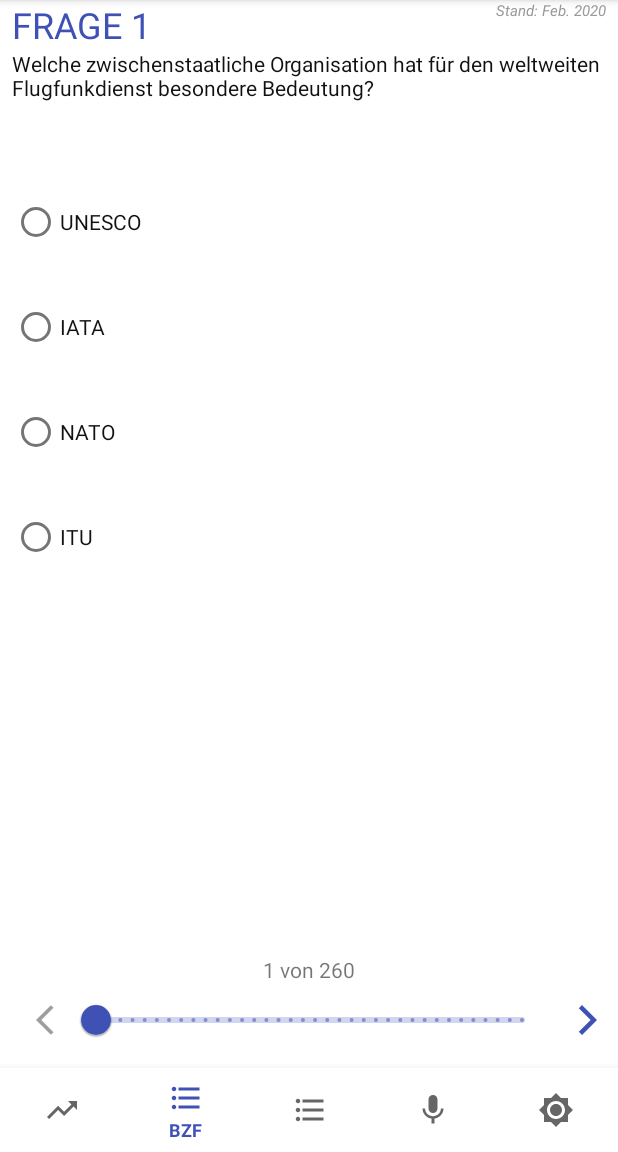
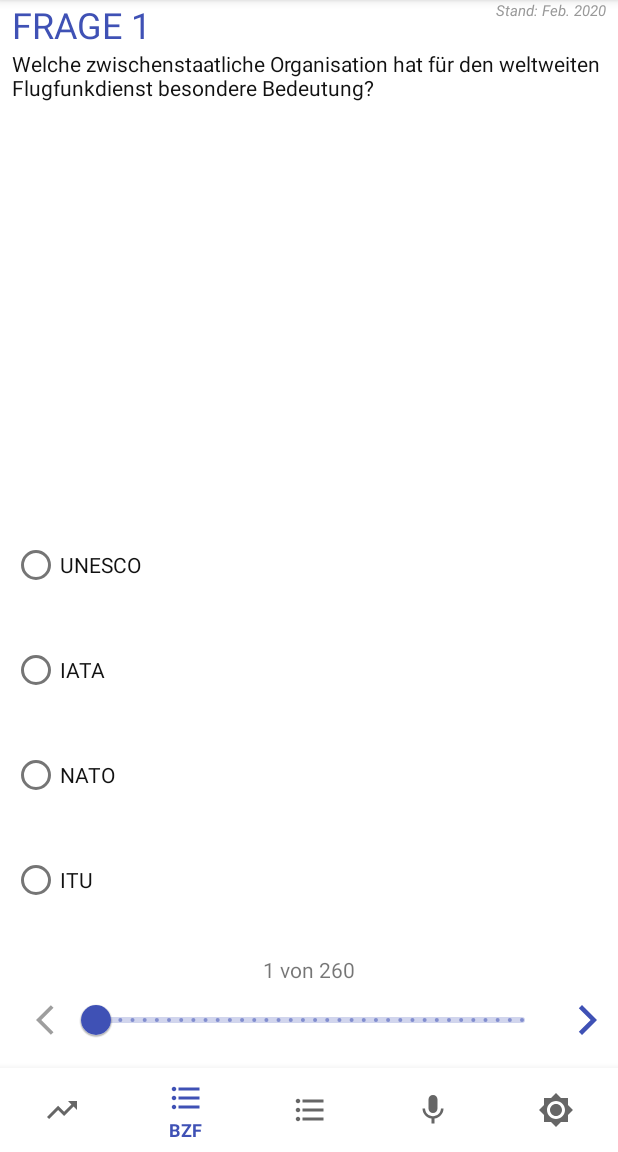
Before and after one commit to gollth/BZF-Trainer, an Android app: the screen it shows after launch (TitleActivity), item 2 of the bottom bar chosen, on a phone screen of 412 x 824 dp, the part 84-1236 px from its top. Run offline under Robolectric (Android 15) with nearby library versions, the phone set to English and light mode, and no system bars; libraries missing offline, so code that uses them is left out: com.crashlytics.android, com.github.mikephil.charting, io.fabric.sdk; 14 statements that could not run were skipped.

Commit message:
CHANGE: Add Tooltip in StatisticFragment for Questions
When the user taps on a question in BZF or AZF (s)he answered already (s)he
probably wants to know, which one this was. For example, if one particular
question was always answered wrong, you want to know which one.

To do this, we generate an Alert Dialog from Material Design and inflate the
same layout as we do for the catalogue (except for the bottom slider).

This required a bit of a refactoring in the layout structure. We now use the
`<inlude layout="@layout/..." />` feature of android.

[Android Documentation](https://developer.android.com/training/improving-layouts/reusing-layouts)

```diff
--- a/app/src/main/java/de/tgoll/projects/bzf/StatisticsFragment.java
+++ b/app/src/main/java/de/tgoll/projects/bzf/StatisticsFragment.java
@@ -1,5 +1,6 @@
 package de.tgoll.projects.bzf;
 
+import android.app.Activity;
 import android.content.SharedPreferences;
 import android.graphics.Color;
 import android.os.Bundle;
@@ -45,7 +46,11 @@ import java.util.Set;
 
 public class StatisticsFragment extends Fragment {
 
-    public StatisticsFragment() {}
+    private final Activity activity;
+
+    public StatisticsFragment(@NonNull Activity activity) {
+        this.activity = activity;
+    }
 
     @Nullable
     @Override
@@ -69,8 +74,8 @@ public class StatisticsFragment extends Fragment {
 
         HorizontalBarChart barazf = view.findViewById(R.id.st_chart_answers_azf);
         HorizontalBarChart barbzf = view.findViewById(R.id.st_chart_answers_bzf);
-        setupBarChart(barazf, XAxis.XAxisPosition.TOP);
-        setupBarChart(barbzf, XAxis.XAxisPosition.BOTTOM);
+        setupBarChart(barazf, "azf", XAxis.XAxisPosition.TOP);
+        setupBarChart(barbzf, "bzf", XAxis.XAxisPosition.BOTTOM);
 
         fillBarChart(barazf, trials.get("azf"), R.color.colorStatAZF);
         fillBarChart(barbzf, trials.get("bzf"), R.color.colorStatBZF);
@@ -96,7 +101,7 @@ public class StatisticsFragment extends Fragment {
         history.getLegend().setDrawInside(true);
         history.getDescription().setEnabled(false);
     }
-    private void setupBarChart(HorizontalBarChart barchart, XAxis.XAxisPosition position) {
+    private void setupBarChart(HorizontalBarChart barchart, String key, XAxis.XAxisPosition position) {
         barchart.getDescription().setEnabled(false);
         barchart.getLegend().setEnabled(false);
         barchart.setDrawGridBackground(false);
@@ -108,6 +113,10 @@ public class StatisticsFragment extends Fragment {
         barchart.getAxisLeft().setEnabled(false);
         barchart.getAxisRight().setEnabled(false);
         barchart.getXAxis().setGranularity(1f);
+        barchart.setHighlightFullBarEnabled(true);
+        barchart.setOnChartValueSelectedListener(
+                new QuestionTooltipOnChartValueSelectedListener(activity, barchart, activity, key)
+        );
     }
 
     private void fillBarChart(BarChart chart, List<Trial> trials, int color) {
--- a/app/src/main/java/de/tgoll/projects/bzf/TitleActivity.java
+++ b/app/src/main/java/de/tgoll/projects/bzf/TitleActivity.java
@@ -79,7 +79,7 @@ public class TitleActivity extends AppCompatActivity {
             case R.id.nav_azf:   return load(new CatalogueFragment(this, "azf"));
             case R.id.nav_bzf:   return load(new CatalogueFragment(this, "bzf"));
             case R.id.nav_sim:   return load(new SimulatorFragment(this));
-            case R.id.nav_stats: return load(new StatisticsFragment());
+            case R.id.nav_stats: return load(new StatisticsFragment(this));
             case R.id.nav_settings: return load(new SettingsFragment(findViewById(R.id.fragment)));
             default: return false;
         }
--- /dev/null
+++ b/app/src/main/res/layout/fragment_answers.xml
@@ -0,0 +1,45 @@
+<?xml version="1.0" encoding="utf-8"?>
+<RadioGroup
+    xmlns:android="http://schemas.android.com/apk/res/android"
+    xmlns:tools="http://schemas.android.com/tools"
+    tools:showIn="@layout/fragment_catalogue"
+    android:id="@+id/lyt_ABCD"
+    android:layout_width="match_parent"
+    android:layout_height="wrap_content"
+    android:layout_marginTop="5dp">
+
+    <com.google.android.material.radiobutton.MaterialRadioButton
+        android:id="@+id/A"
+        android:layout_width="match_parent"
+        android:layout_height="wrap_content"
+        android:layout_marginBottom="10dp"
+        android:minHeight="60dp"
+        android:textColor="@color/black"
+        android:textSize="14sp" />
+
+    <com.google.android.material.radiobutton.MaterialRadioButton
+        android:id="@+id/B"
+        android:layout_width="match_parent"
+        android:layout_height="wrap_content"
+        android:layout_marginBottom="10dp"
+        android:minHeight="60dp"
+        android:textColor="@color/black"
+        android:textSize="14sp" />
+
+    <com.google.android.material.radiobutton.MaterialRadioButton
+        android:id="@+id/C"
+        android:layout_width="match_parent"
+        android:layout_height="wrap_content"
+        android:layout_marginBottom="10dp"
+        android:minHeight="60dp"
+        android:textColor="@color/black" />
+
+    <com.google.android.material.radiobutton.MaterialRadioButton
+        android:id="@+id/D"
+        android:layout_width="match_parent"
+        android:layout_height="wrap_content"
+        android:minHeight="60dp"
+        android:textColor="@color/black"
+        android:textSize="14sp" />
+
+</RadioGroup>
--- a/app/src/main/res/layout/fragment_catalogue.xml
+++ b/app/src/main/res/layout/fragment_catalogue.xml
@@ -7,47 +7,8 @@
     android:layout_height="match_parent"
     tools:context=".CatalogueFragment">
 
-    <TextView
-        android:id="@+id/txt_number"
-        android:layout_width="wrap_content"
-        android:layout_height="wrap_content"
-        android:layout_marginStart="8dp"
-        android:layout_marginEnd="8dp"
-        android:textAllCaps="true"
-        android:text="Frage 123"
-        android:textColor="@color/colorPrimary"
-        android:textSize="24sp"
-        android:typeface="sans"
-        app:layout_constraintStart_toStartOf="parent"
-        app:layout_constraintTop_toTopOf="parent" />
 
-    <TextView
-        android:layout_width="wrap_content"
-        android:layout_height="wrap_content"
-        android:text="@string/catalogue_version"
-        android:textSize="10sp"
-        android:textStyle="italic"
-        android:textColor="@color/grey"
-        android:layout_marginEnd="8dp"
-        app:layout_constraintHorizontal_bias="1"
-        app:layout_constraintTop_toTopOf="parent"
-        app:layout_constraintEnd_toEndOf="parent"
-        app:layout_constraintStart_toEndOf="@id/txt_number"
-        />
-
-    <TextView
-        android:id="@+id/txt_question"
-        android:layout_width="match_parent"
-        android:layout_height="wrap_content"
-        android:layout_marginStart="8dp"
-        android:layout_marginEnd="8dp"
-        android:minHeight="80sp"
-        android:textColor="@color/black"
-        android:textSize="14sp"
-        android:text="Bei einem QNH von 1013 hPa wo ist das Transition Layer in Bezug auf..."
-        app:layout_constraintEnd_toEndOf="parent"
-        app:layout_constraintStart_toStartOf="parent"
-        app:layout_constraintTop_toBottomOf="@id/txt_number" />
+    <include layout="@layout/fragment_question" />
 
     <ScrollView
         android:layout_width="match_parent"
@@ -60,48 +21,13 @@
         app:layout_constraintStart_toStartOf="parent"
         app:layout_constraintTop_toBottomOf="@id/txt_question">
 
-        <RadioGroup
+        <include
+            layout="@layout/fragment_answers"
             android:id="@+id/lyt_ABCD"
             android:layout_width="match_parent"
             android:layout_height="0dp"
+            />
 
-            android:layout_marginTop="5dp">
-
-            <com.google.android.material.radiobutton.MaterialRadioButton
-                android:id="@+id/A"
-                android:layout_width="match_parent"
-                android:layout_height="wrap_content"
-                android:layout_marginBottom="10dp"
-                android:minHeight="60dp"
-                android:textColor="@color/black"
-                android:textSize="14sp" />
-
-            <com.google.android.material.radiobutton.MaterialRadioButton
-                android:id="@+id/B"
-                android:layout_width="match_parent"
-                android:layout_height="wrap_content"
-                android:layout_marginBottom="10dp"
-                android:minHeight="60dp"
-                android:textColor="@color/black"
-                android:textSize="14sp" />
-
-            <com.google.android.material.radiobutton.MaterialRadioButton
-                android:id="@+id/C"
-                android:layout_width="match_parent"
-                android:layout_height="wrap_content"
-                android:layout_marginBottom="10dp"
-                android:minHeight="60dp"
-                android:textColor="@color/black" />
-
-            <com.google.android.material.radiobutton.MaterialRadioButton
-                android:id="@+id/D"
-                android:layout_width="match_parent"
-                android:layout_height="wrap_content"
-                android:minHeight="60dp"
-                android:textColor="@color/black"
-                android:textSize="14sp" />
-
-        </RadioGroup>
     </ScrollView>
 
     <com.google.android.material.slider.Slider
--- /dev/null
+++ b/app/src/main/res/layout/fragment_question.xml
@@ -0,0 +1,52 @@
+<?xml version="1.0" encoding="utf-8"?>
+<androidx.constraintlayout.widget.ConstraintLayout
+    xmlns:android="http://schemas.android.com/apk/res/android"
+    xmlns:app="http://schemas.android.com/apk/res-auto"
+    xmlns:tools="http://schemas.android.com/tools"
+    tools:showIn="@layout/fragment_catalogue"
+    android:layout_width="match_parent"
+    android:layout_height="match_parent">
+
+    <TextView
+        android:id="@+id/txt_number"
+        android:layout_width="wrap_content"
+        android:layout_height="wrap_content"
+        android:layout_marginStart="8dp"
+        android:layout_marginEnd="8dp"
+        android:textAllCaps="true"
+        android:text="Frage 123"
+        android:textColor="@color/colorPrimary"
+        android:textSize="24sp"
+        android:typeface="sans"
+        app:layout_constraintStart_toStartOf="parent"
+        app:layout_constraintTop_toTopOf="parent" />
+
+    <TextView
+        android:layout_width="wrap_content"
+        android:layout_height="wrap_content"
+        android:text="@string/catalogue_version"
+        android:textSize="10sp"
+        android:textStyle="italic"
+        android:textColor="@color/grey"
+        android:layout_marginEnd="8dp"
+        app:layout_constraintHorizontal_bias="1"
+        app:layout_constraintTop_toTopOf="parent"
+        app:layout_constraintEnd_toEndOf="parent"
+        app:layout_constraintStart_toEndOf="@id/txt_number"
+        />
+
+    <TextView
+        android:id="@+id/txt_question"
+        android:layout_width="match_parent"
+        android:layout_height="wrap_content"
+        android:layout_marginStart="8dp"
+        android:layout_marginEnd="8dp"
+        android:layout_marginBottom="8dp"
+        android:textColor="@color/black"
+        android:textSize="14sp"
+        android:text="Bei einem QNH von 1013 hPa wo ist das Transition Layer in Bezug auf..."
+        app:layout_constraintEnd_toEndOf="parent"
+        app:layout_constraintStart_toStartOf="parent"
+        app:layout_constraintTop_toBottomOf="@id/txt_number" />
+
+</androidx.constraintlayout.widget.ConstraintLayout>
```
Also changed, not shown: app/src/main/java/de/tgoll/projects/bzf/QuestionTooltipOnChartValueSelectedListener.java (added, +91 -0 lines), app/src/main/res/layout/dialog_catalogue.xml (added, +33 -0 lines).
